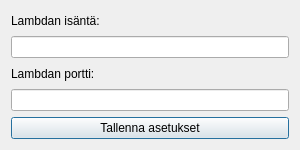
Old version of the form arho_feature_template/gui/plugin_settings.ui in the repository GispoCoding/arho-qgis-plugin.
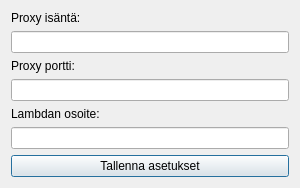
New version of the form.

Diff of the .ui file:
```diff
--- a/arho_feature_template/gui/plugin_settings.ui
+++ b/arho_feature_template/gui/plugin_settings.ui
@@ -17,7 +17,7 @@
    <item>
     <widget class="QLabel" name="labelHost">
      <property name="text">
-      <string>Lambdan isäntä:</string>
+      <string>Proxy isäntä:</string>
      </property>
     </widget>
    </item>
@@ -27,13 +27,23 @@
    <item>
     <widget class="QLabel" name="labelPort">
      <property name="text">
-      <string>Lambdan portti:</string>
+      <string>Proxy portti:</string>
      </property>
     </widget>
    </item>
    <item>
     <widget class="QLineEdit" name="portInput"/>
    </item>
+   <item>
+    <widget class="QLabel" name="labelLambda">
+     <property name="text">
+      <string>Lambdan osoite:</string>
+     </property>
+    </widget>
+   </item>
+   <item>
+    <widget class="QLineEdit" name="lambdaInput"/>
+   </item>
    <item>
     <widget class="QPushButton" name="saveButton">
      <property name="text">
```
